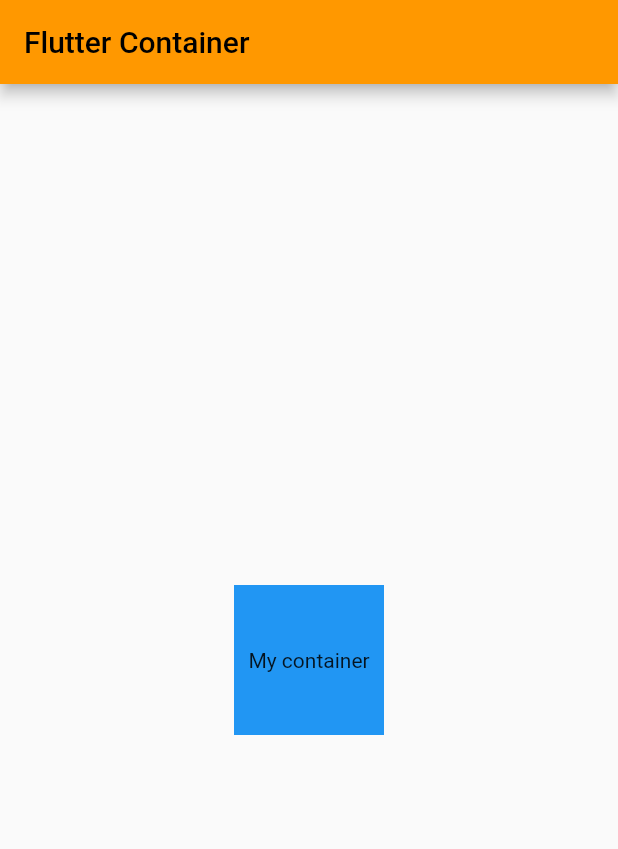
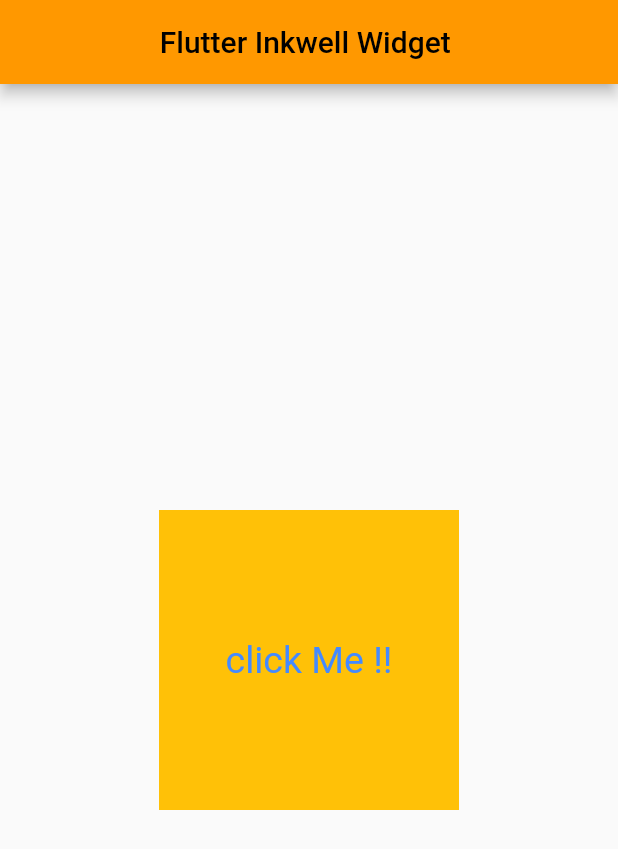
Before and after one commit to luckydarwai/Flutter, a Flutter app: the screen it shows after launch, on a phone screen of 412 x 824 dp. Shown: the top 849 px of the screen. Run offline on Flutter 3.47's test engine with Material 2 defaults, Android fonts, the light colour scheme and no system bars.

Commit message:
Inkwell widget

```diff
--- a/lib/main.dart
+++ b/lib/main.dart
@@ -32,15 +32,31 @@
   Widget build(BuildContext context) {
     return Scaffold(
       appBar: AppBar(
-        title: Text("Flutter Container "),
+        title: Center(child: Text("Flutter Inkwell Widget ")),
       ),
       body: Center(
-        child: Container(
-          height: 100,
-          width: 100,
-          child: Text("My container"),
-          color: Colors.blue,
-          alignment: Alignment.center,
+        child: InkWell(
+          onTap: () {
+            print('Tapped !!');
+          },
+          onDoubleTap: () => print("Double Tapped!!"),
+          onLongPress: () => print("Long pressed!!"),
+          onHover: (value) => print('color changed!!'),
+          child: Container(
+            height: 200,
+            width: 200,
+            color: Colors.amber,
+            child: Center(
+                child: InkWell(
+                    onTap: () => print('Tapped on Text'),
+                    child: Text(
+                      "click Me !!",
+                      style: TextStyle(
+                        color: Colors.blueAccent,
+                        fontSize: 25,
+                      ),
+                    ))),
+          ),
         ),
       ),
     );
```
